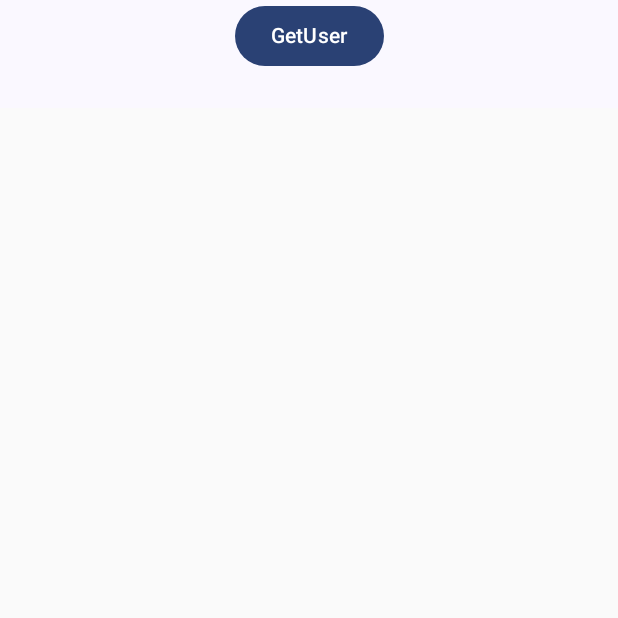
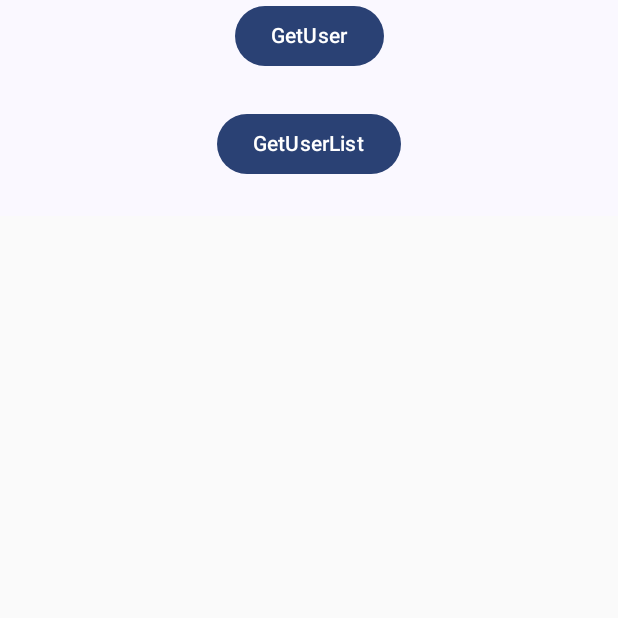
Before and after one commit to jerry0chou/AndroidSamples, an Android app built with Jetpack Compose: the screen it shows after launch (MainActivity), after a tap on "GetUser", on a phone screen of 412 x 824 dp, the top half of it. Run offline under Robolectric (Android 15) with nearby library versions, the phone set to English and light mode, and no system bars; 1 statement that could not run was skipped.

Commit message:
add getUsers

```diff
--- a/network/app/src/main/java/com/example/network/compose/UserScreen.kt
+++ b/network/app/src/main/java/com/example/network/compose/UserScreen.kt
@@ -25,11 +25,13 @@ const val TAG = "Network"
 fun UserScreen(userViewModel: UserViewModel){
     val scope = rememberCoroutineScope()
     var user by remember { mutableStateOf("") }
+    var userList by remember { mutableStateOf("") }
+
     Column {
         Row(modifier = Modifier.fillMaxWidth(), horizontalArrangement = Arrangement.Center) {
             Button(onClick = {
                 scope.launch {
-                    val u = userViewModel.fetchUser()
+                    val u = userViewModel.fetchUser((Math.random()*100+1).toInt())
                     user = u.toString()
                     Log.d(TAG, "UserScreen: $u")
                 }
@@ -39,6 +41,18 @@ fun UserScreen(userViewModel: UserViewModel){
             }
         }
         Text(text = user)
+
+        Row(modifier = Modifier.fillMaxWidth(), horizontalArrangement = Arrangement.Center) {
+            Button(onClick = {
+                scope.launch {
+                    userList = userViewModel.getUsers(mapOf("sort" to "desc", "limit" to "10")).toString()
+                }
+            },
+            ) {
+                Text(text = "GetUserList")
+            }
+        }
+        Text(text = userList)
     }
 
 
--- a/network/app/src/main/java/com/example/network/operation/UserAPI.kt
+++ b/network/app/src/main/java/com/example/network/operation/UserAPI.kt
@@ -1,9 +1,15 @@
 package com.example.network.operation
 
 import retrofit2.http.GET
+import retrofit2.http.Path
+import retrofit2.http.QueryMap
+
 //import retrofit2.http.Path
 
 interface UserAPI {
-    @GET("user")
-    suspend fun getUserById(): User
+    @GET("user/{userId}")
+    suspend fun getUserById(@Path("userId") id: Int): User
+
+    @GET("user/list")
+    suspend fun getUserList(@QueryMap map: Map<String, String>): List<User>
 }
--- a/network/app/src/main/java/com/example/network/operation/UserViewModel.kt
+++ b/network/app/src/main/java/com/example/network/operation/UserViewModel.kt
@@ -10,7 +10,11 @@ class UserViewModel : ViewModel() {
 //    private val _user = mutableStateOf<User?>(null)
 //    val user: State<User?> = _user
 
-    suspend fun fetchUser(): User {
-        return UserNetwork.userAPI.getUserById()
+    suspend fun fetchUser(userId: Int): User {
+        return UserNetwork.userAPI.getUserById(userId)
+    }
+
+    suspend fun getUsers(map: Map<String, String>): List<User>{
+        return UserNetwork.userAPI.getUserList(map)
     }
 }
```
